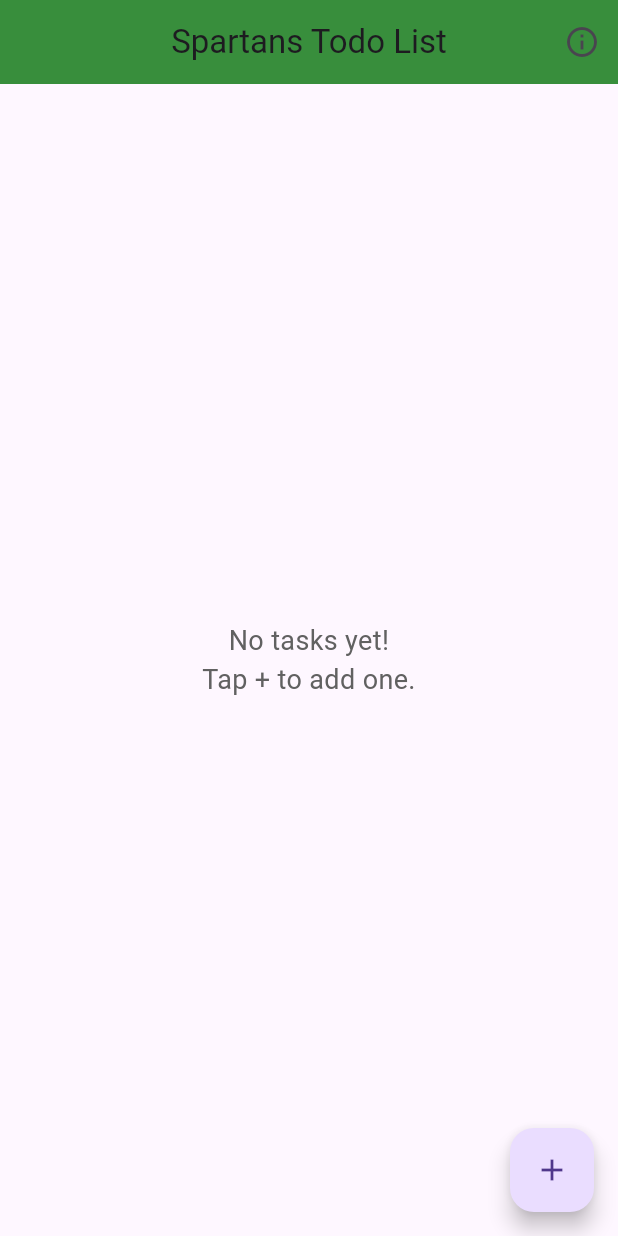
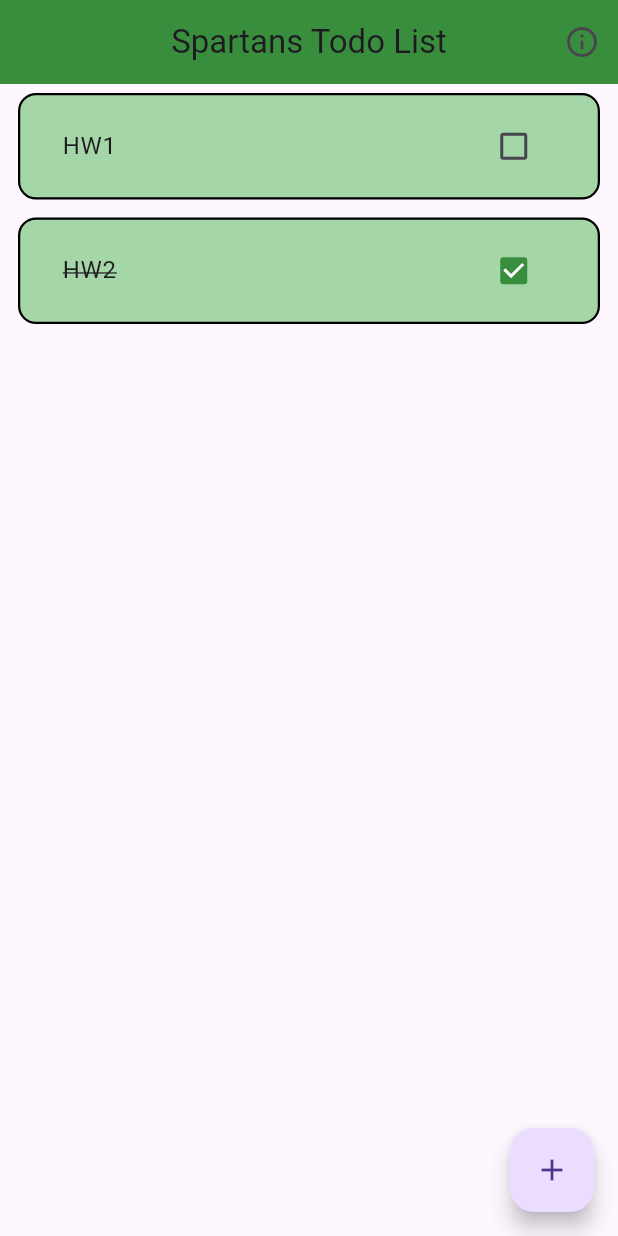
Before and after one commit to AlliK3/todo_monorepo, a Flutter app: the screen it shows after launch, on a phone screen of 412 x 824 dp. Run offline on Flutter 3.47's test engine with Material 3 defaults, Android fonts, the phone set to English and light mode, and no system bars; our stand-ins replace flutter_hooks, flutter_redux, freezed_annotation, go_router, redux, shared_preferences.

Commit message:
Using redux

```diff
--- /dev/null
+++ b/packages/todo_redux/lib/actions.dart
@@ -0,0 +1,19 @@
+import 'package:todo_ui/task.dart';
+
+class AddTaskAction {
+  final Task task;
+
+  AddTaskAction(this.task);
+}
+
+class ToggleTaskAction {
+  final int index;
+
+  ToggleTaskAction(this.index);
+}
+
+class DeleteTaskAction {
+  final int index;
+
+  DeleteTaskAction(this.index);
+}
--- /dev/null
+++ b/packages/todo_redux/lib/app_state.dart
@@ -0,0 +1,13 @@
+import 'package:todo_ui/task.dart';
+
+class AppState {
+  final List<Task> tasks;
+
+  AppState({this.tasks= const[]});
+
+  AppState copyWith({List<Task>? tasks}) {
+    return AppState(
+      tasks: tasks ?? this.tasks,
+    );
+  }
+}
--- a/packages/todo_redux/lib/home.dart
+++ b/packages/todo_redux/lib/home.dart
@@ -1,12 +1,13 @@
 import 'package:flutter/material.dart';
+import 'package:flutter_redux/flutter_redux.dart';
+import 'package:go_router/go_router.dart';
+import 'package:todo_redux/actions.dart';
+import 'package:todo_redux/app_state.dart';
 import 'package:todo_ui/task.dart';
 import 'package:todo_ui/todo.dart';
 import 'package:todo_ui/task_tile.dart';
-import 'package:todo_ui/task_storage.dart';
 import 'package:flutter_hooks/flutter_hooks.dart';
 import 'package:todo_ui/todo_info_dialog.dart';
-import 'package:go_router/go_router.dart';
-
 
 class Home extends HookWidget {
   const Home({super.key});
@@ -14,34 +15,6 @@ class Home extends HookWidget {
 
   @override
   Widget build(BuildContext context) {
-    final TaskStorage _storage = TaskStorage();
-    final tasks = useState<TodoList>(const TodoList([
-      Task(title: 'Phase 1', isChecked: false),
-      Task(title: 'HW', isChecked: false),
-      Task(title: 'HW2',isChecked:  false),
-    ]));
-
-    useEffect(() {
-        _storage.loadTasks().then((loadedTasks) {
-          tasks.value = loadedTasks;
-        });
-        return null;
-      }, []);
-
-  void _saveTasks() {
-    _storage.saveTasks(tasks.value);
-  }
-
-  void showPage()async{
-    final taskTitle = await context.push('/add-task');
-    if (taskTitle is String) {
-      tasks.value = tasks.value.copyWith(
-            tasks: [...tasks.value.tasks, Task(title: taskTitle, isChecked: false)]
-          );
-          _saveTasks();
-    }
-  }
-
 
     return Scaffold(
       appBar: AppBar(
@@ -49,56 +22,66 @@ class Home extends HookWidget {
         backgroundColor: Colors.green[700],
         centerTitle: true,
         actions: [
-          IconButton(
+          StoreConnector<AppState, List<Task>>(
+            converter: (store) => store.state.tasks,
+            builder: (context, tasks) {
+                return IconButton(
                   icon: const Icon(Icons.info_outline),
                   tooltip: 'List Info',
                   onPressed: () {
                     showDialog(
                       context: context,
-                builder: (context) => TodoInfoPage(todoList: tasks.value),
+                      builder: (context) => TodoInfoPage(todoList: TodoList(tasks)),
                     );
                   },
+                );
+            }
           )
         ],
       ),
-      body:  tasks.value.tasks.isEmpty
-    ? Center(
-        child: Column(
-          mainAxisAlignment: MainAxisAlignment.center,
-          children: [
-            Text(
+      body: StoreConnector<AppState, List<Task>>(
+        converter: (store) => store.state.tasks,
+        builder: (context, tasks) {
+          if (tasks.isEmpty) {
+            return Center(
+              child: Text(
                 'No tasks yet!\nTap + to add one.',
                 textAlign: TextAlign.center,
                 style: TextStyle(fontSize: 18, color: Colors.grey[700]),
               ),
-          ],
-        ),
-      )
-    : ListView.builder(
-        itemCount: tasks.value.tasks.length,
-        itemBuilder: (context, index){
+            );
+          }
+
+          return ListView.builder(
+            itemCount: tasks.length,
+            itemBuilder: (context, index) {
+              final task = tasks[index];
+
               return TaskTile(
-            task: tasks.value.tasks[index],
+                task: task,
                 onDelete: () {
-                final updatedTasks = [...tasks.value.tasks]..removeAt(index);
-        tasks.value = tasks.value.copyWith(tasks: updatedTasks);
-                _saveTasks();
+                  StoreProvider.of<AppState>(context)
+                      .dispatch(DeleteTaskAction(index));
                 },
                 onToggle: () {
-                final task = tasks.value.tasks[index];
-                final updatedTasks = [...tasks.value.tasks];
-        final toggled = task.copyWith(isChecked: !task.isChecked);
-        updatedTasks[index] = toggled;
-        tasks.value = tasks.value.copyWith(tasks: updatedTasks);
-                tasks.value = TodoList([...tasks.value.tasks]);
-                _saveTasks();
+                  StoreProvider.of<AppState>(context)
+                      .dispatch(ToggleTaskAction(index));
                 },
               );
-        }
+            },
+          );
+        },
       ),
       floatingActionButton: FloatingActionButton(
-        onPressed: showPage,
-        child: const Icon(Icons.add)),
+        onPressed: () async {
+          final taskTitle = await context.push('/add-task');
+          if (taskTitle is String) {
+            final newTask = Task(title: taskTitle, isChecked: false);
+            StoreProvider.of<AppState>(context).dispatch(AddTaskAction(newTask));
+          }
+        },
+        child: const Icon(Icons.add),
+      )
     );
   }
 }
--- a/packages/todo_redux/lib/main.dart
+++ b/packages/todo_redux/lib/main.dart
@@ -1,16 +1,28 @@
 import 'package:flutter/material.dart';
+import 'package:flutter_redux/flutter_redux.dart';
+import 'package:todo_redux/app_state.dart';
 import 'package:todo_redux/home.dart';
 import 'package:go_router/go_router.dart';
+import 'package:todo_redux/reducer.dart';
+import 'package:todo_ui/task.dart';
 import 'package:todo_ui/task_dialog.dart';
+import 'package:redux/redux.dart';
 
 
 
 void main() {
-  runApp(const MyApp());
+  runApp(MyApp());
 }
 
 class MyApp extends StatelessWidget {
-  const MyApp({super.key});
+  MyApp({super.key});
+  final Store<AppState> _store = Store<AppState>(
+    appReducer,
+    initialState: AppState(tasks: [
+      const Task(title: 'HW1', isChecked: false),
+      const Task(title: 'HW2', isChecked: true)
+    ])
+  );
 
   @override
   Widget build(BuildContext context) {
@@ -22,14 +34,16 @@ class MyApp extends StatelessWidget {
         ),
         GoRoute(
           path: '/add-task',
-          builder: (context, state) => AddTaskPage(),
+          builder: (context, state) => const AddTaskPage(),
         ),
       ],
     );
 
-    return MaterialApp.router(
-      routerConfig: _router,
-      debugShowCheckedModeBanner: false,
+    return StoreProvider(
+      store: _store,
+      child: MaterialApp.router(
+        routerConfig: _router,
+      ),
     );
   }
 }
```
Also changed, not shown: packages/todo_redux/lib/reducer.dart (added, +30 -0 lines), packages/todo_redux/pubspec.yaml (+8 -38 lines), packages/todo_redux/pubspec.lock, 1 other file. Lines whose indentation alone changed are shown as unchanged.
